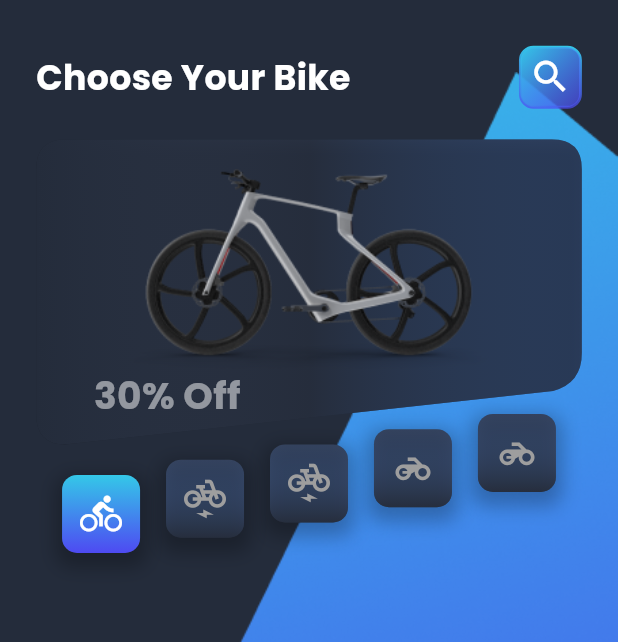
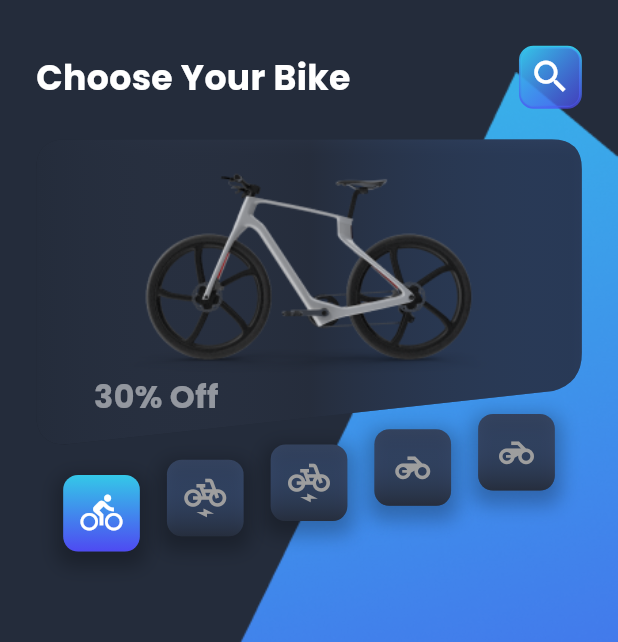
Before and after one commit to HibaChamkhi/Online-Bike-Shopping-App, a Flutter app: the screen it shows after launch, on a phone screen of 412 x 824 dp. Shown: the top 642 px of the screen. Run offline on Flutter 3.47's test engine with Material 3 defaults, Android fonts, the phone set to English and light mode, and no system bars; our stand-ins replace bloc, dartz, equatable, flutter_bloc, flutter_screenutil, flutter_svg and 5 more; missing offline and left inert: flutter_swipe_button, model_viewer_plus; accounts and stored records are empty.

Commit message:
correct the responsive ui and complete the ui of th profile

```diff
--- a/lib/presentation/products/pages/home_page.dart
+++ b/lib/presentation/products/pages/home_page.dart
@@ -4,6 +4,7 @@ import 'package:flutter_screenutil/flutter_screenutil.dart';
 
 import '../../../injection.dart';
 import '../bloc/product_bloc.dart';
+import '../widgets/bottom_navigation_bar_widget.dart';
 import '../widgets/home_widget.dart';
 
 
@@ -49,7 +50,7 @@ class _HomePageState extends State<HomePage> {
         },
         builder: (context, state) {
           print(state.products);
-          return   BikeShopUI(products:state.products);
+          return   BottomNavigationBarWidget(products:state.products);
         });
   }
 
--- /dev/null
+++ b/lib/presentation/products/widgets/bottom_navigation_bar_widget.dart
@@ -0,0 +1,112 @@
+import 'package:flutter/cupertino.dart';
+import 'package:flutter/material.dart';
+import 'package:online_bike_shopping_appuntitled/core/colors/colors.dart';
+import 'package:online_bike_shopping_appuntitled/core/colors/theme.dart';
+import 'package:online_bike_shopping_appuntitled/data/products/models/product_model.dart';
+import 'package:online_bike_shopping_appuntitled/presentation/products/widgets/settings.dart';
+import 'home_widget.dart';
+
+
+class BottomNavigationBarWidget extends StatefulWidget {
+  const BottomNavigationBarWidget({super.key, required this.products});
+
+  final List<BikeModel> products;
+
+  @override
+  State<BottomNavigationBarWidget> createState() => _BottomNavigationBarWidgetState();
+}
+
+class _BottomNavigationBarWidgetState extends State<BottomNavigationBarWidget> {
+  int _selectedIndex = 0;
+
+  void _onItemTapped(int index) {
+    setState(() {
+      _selectedIndex = index;
+    });
+  }
+
+  @override
+  Widget build(BuildContext context) {
+    final List<Widget> screens = [
+      HomeScreen(products:widget.products,),    // 0: Home Screen
+      RegisterScreen(), // 1: Register Screen
+      ShoppingScreen(), // 2: Shopping Screen
+      const SettingsScreen(), // 3: Settings Screen
+    ];
+    return Scaffold(
+      backgroundColor: AppConstants.ebonyClay,
+      body: Stack(
+        children: [
+          Positioned(
+            bottom: 0,
+            right: 0,
+            child: Image.asset('assets/images/home_background.png'),
+          ),
+          SafeArea(
+            child: Padding(
+              padding: AppTheme.noBottomPadding,
+              child: screens[_selectedIndex],
+            ),
+          ),
+        ],
+      ),
+      bottomNavigationBar: BottomNavigationBar(
+        backgroundColor: Colors.black87,
+        currentIndex: _selectedIndex,
+        onTap: _onItemTapped,
+        selectedItemColor: Colors.blueAccent,
+        unselectedItemColor: Colors.grey,
+        selectedIconTheme: const IconThemeData(
+          size: 30,
+        ),
+        unselectedIconTheme: const IconThemeData(
+          size: 24,
+        ),
+        type: BottomNavigationBarType.fixed,
+        items: [
+          BottomNavigationBarItem(
+            icon: _buildIcon(Icons.directions_bike, 0),
+            label: '',
+          ),
+          BottomNavigationBarItem(
+            icon: _buildIcon(Icons.bookmark_border, 1),
+            label: '',
+          ),
+          BottomNavigationBarItem(
+            icon: _buildIcon(Icons.shopping_cart_outlined, 2),
+            label: '',
+          ),
+          BottomNavigationBarItem(
+            icon: _buildIcon(Icons.person_outline, 3),
+            label: '',
+          ),
+        ],
+      ),
+    );
+  }
+  Widget _buildIcon(IconData iconData, int index) {
+    bool isSelected = _selectedIndex == index;
+    return AnimatedContainer(
+      duration: const Duration(milliseconds: 300),
+      padding: EdgeInsets.all(isSelected ? 8 : 0),
+      decoration: isSelected
+          ? BoxDecoration(
+        color: Colors.blueAccent,
+        borderRadius: BorderRadius.circular(15),
+        boxShadow: [
+          BoxShadow(
+            color: Colors.black.withOpacity(0.3),
+            spreadRadius: 2,
+            blurRadius: 10,
+          ),
+        ],
+      )
+          : null,
+      child: Icon(
+        iconData,
+        color: isSelected ? Colors.white : Colors.grey,
+      ),
+    );
+  }
+
+}
--- a/lib/presentation/products/widgets/home_widget.dart
+++ b/lib/presentation/products/widgets/home_widget.dart
@@ -2,42 +2,26 @@ import 'package:flutter/cupertino.dart';
 import 'package:flutter/material.dart';
 import 'package:flutter_screenutil/flutter_screenutil.dart';
 import 'package:online_bike_shopping_appuntitled/core/colors/colors.dart';
-import 'package:online_bike_shopping_appuntitled/core/colors/theme.dart';
 import 'package:online_bike_shopping_appuntitled/data/products/models/product_model.dart';
 import 'package:online_bike_shopping_appuntitled/presentation/products/widgets/product_details.dart';
 
-class BikeShopUI extends StatefulWidget {
-  const BikeShopUI({super.key, required this.products});
+class HomeScreen extends StatefulWidget {
+  const HomeScreen({
+    super.key,
+    required this.products,
+  });
 
   final List<BikeModel> products;
 
   @override
-  State<BikeShopUI> createState() => _BikeShopUIState();
+  State<HomeScreen> createState() => _HomeScreenState();
 }
 
-class _BikeShopUIState extends State<BikeShopUI> {
-  int _selectedIndex = 0;
-
-  void _onItemTapped(int index) {
-    setState(() {
-      _selectedIndex = index;
-    });
-  }
-
+class _HomeScreenState extends State<HomeScreen> {
+  @override
   @override
   Widget build(BuildContext context) {
-    return Scaffold(
-      backgroundColor: AppConstants.ebonyClay,
-      body: Stack(
-        children: [
-          Positioned(
-            bottom: 0,
-            right: 0,
-            child: Image.asset('assets/images/home_background.png'),
-          ),
-          SafeArea(
-            child: Padding(
-              padding: AppTheme.noBottomPadding,
+    return Center(
       child: Column(
         crossAxisAlignment: CrossAxisAlignment.start,
         children: [
@@ -148,8 +132,7 @@ class _BikeShopUIState extends State<BikeShopUI> {
                             child: buildProductCard(
                                 context, widget.products[index]));
                       }
-                              return buildProductCard(
-                                  context, widget.products[index]);
+                      return buildProductCard(context, widget.products[index]);
                     },
                   ),
                 ],
@@ -158,68 +141,8 @@ class _BikeShopUIState extends State<BikeShopUI> {
           ),
         ],
       ),
-            ),
-          ),
-        ],
-      ),
-      bottomNavigationBar: BottomNavigationBar(
-        backgroundColor: Colors.black87,
-        currentIndex: _selectedIndex,
-        onTap: _onItemTapped,
-        selectedItemColor: Colors.blueAccent,
-        unselectedItemColor: Colors.grey,
-        selectedIconTheme: const IconThemeData(
-          size: 30,
-        ),
-        unselectedIconTheme: const IconThemeData(
-          size: 24,
-        ),
-        type: BottomNavigationBarType.fixed,
-        items: [
-          BottomNavigationBarItem(
-            icon: _buildIcon(Icons.directions_bike, 0),
-            label: '',
-          ),
-          BottomNavigationBarItem(
-            icon: _buildIcon(Icons.bookmark_border, 1),
-            label: '',
-          ),
-          BottomNavigationBarItem(
-            icon: _buildIcon(Icons.shopping_cart_outlined, 2),
-            label: '',
-          ),
-          BottomNavigationBarItem(
-            icon: _buildIcon(Icons.person_outline, 3),
-            label: '',
-          ),
-        ],
-      ),
     );
   }
-
-  Widget _buildIcon(IconData iconData, int index) {
-    bool isSelected = _selectedIndex == index;
-    return AnimatedContainer(
-      duration: const Duration(milliseconds: 300),
-      padding: EdgeInsets.all(isSelected ? 8 : 0),
-      decoration: isSelected
-          ? BoxDecoration(
-              color: Colors.blueAccent,
-              borderRadius: BorderRadius.circular(15),
-              boxShadow: [
-                BoxShadow(
-                  color: Colors.black.withOpacity(0.3),
-                  spreadRadius: 2,
-                  blurRadius: 10,
-                ),
-              ],
-            )
-          : null,
-      child: Icon(
-        iconData,
-        color: isSelected ? Colors.white : Colors.grey,
-      ),
-    );
 }
 
 Widget buildDiscountCard() {
@@ -266,7 +189,7 @@ class _BikeShopUIState extends State<BikeShopUI> {
                 '30% Off',
                 style: TextStyle(
                   color: Colors.white.withOpacity(.5),
-                    fontSize: 26.sp,
+                  fontSize: 22.sp,
                   fontFamily: 'Poppins',
                   fontWeight: FontWeight.w700,
                 ),
@@ -286,7 +209,7 @@ class _BikeShopUIState extends State<BikeShopUI> {
       borderRadius: BorderRadius.circular(10),
     ),
     child: Container(
-        padding: EdgeInsets.all(12),
+      padding: EdgeInsets.all(12.w),
       decoration: BoxDecoration(
         color: isSelected ? Colors.blueAccent : Colors.black54,
         borderRadius: BorderRadius.circular(10),
@@ -356,7 +279,7 @@ class _BikeShopUIState extends State<BikeShopUI> {
             ),
           ),
           child: Padding(
-              padding: const EdgeInsets.all(12.0),
+            padding: EdgeInsets.all(12.0.w),
             child: Column(
               crossAxisAlignment: CrossAxisAlignment.start,
               children: [
@@ -370,7 +293,7 @@ class _BikeShopUIState extends State<BikeShopUI> {
                 Center(
                   child: Image.asset(
                     'assets/images/bicycl.png', // Placeholder image path
-                      height: 80,
+                    height: 80.h,
                   ),
                 ),
                 Spacer(),
@@ -404,7 +327,28 @@ class _BikeShopUIState extends State<BikeShopUI> {
     ),
   );
 }
+
+
+
+class RegisterScreen extends StatelessWidget {
+  @override
+  Widget build(BuildContext context) {
+    return Center(
+        child: Text('Register Screen',
+            style: TextStyle(color: Colors.white, fontSize: 24)));
   }
+}
+
+class ShoppingScreen extends StatelessWidget {
+  @override
+  Widget build(BuildContext context) {
+    return Center(
+        child: Text('Shopping Screen',
+            style: TextStyle(color: Colors.white, fontSize: 24)));
+  }
+}
+
+
 
 class UnicornOutlineButton extends StatelessWidget {
   final _GradientPainter _painter;
```
Also changed, not shown: lib/presentation/products/widgets/product_details.dart (+75 -69 lines), lib/presentation/products/widgets/settings.dart (added, +101 -0 lines), lib/presentation/products/widgets/shopping_cart.dart (+35 -26 lines), 1 other file. Lines whose indentation alone changed are shown as unchanged.
